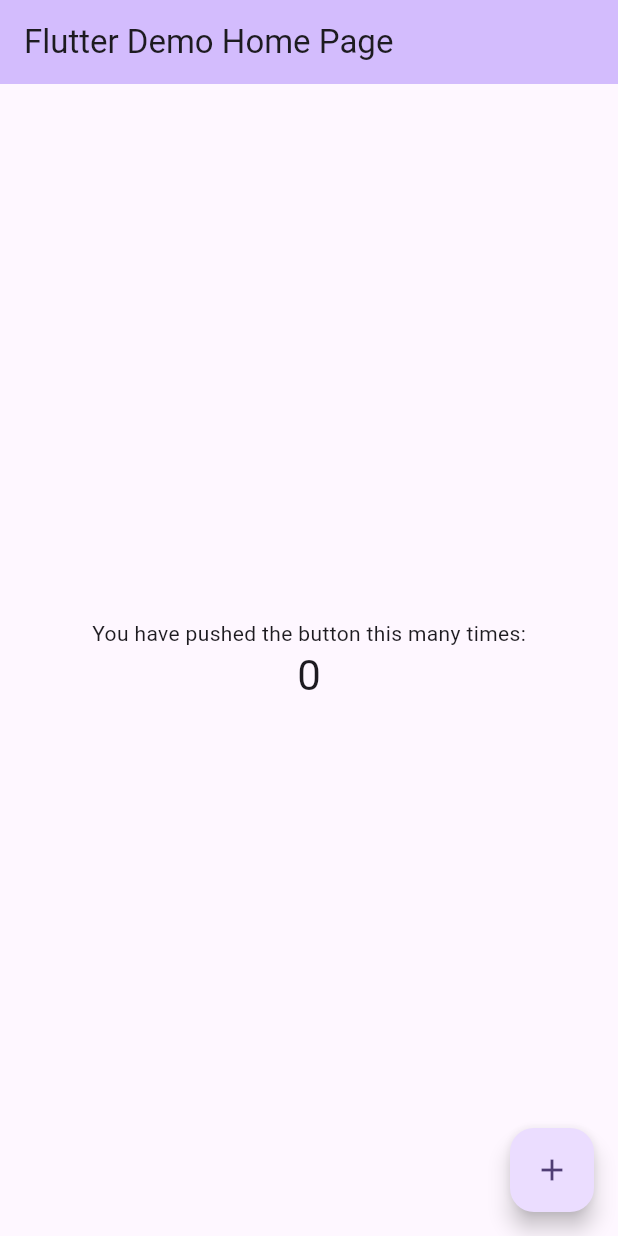
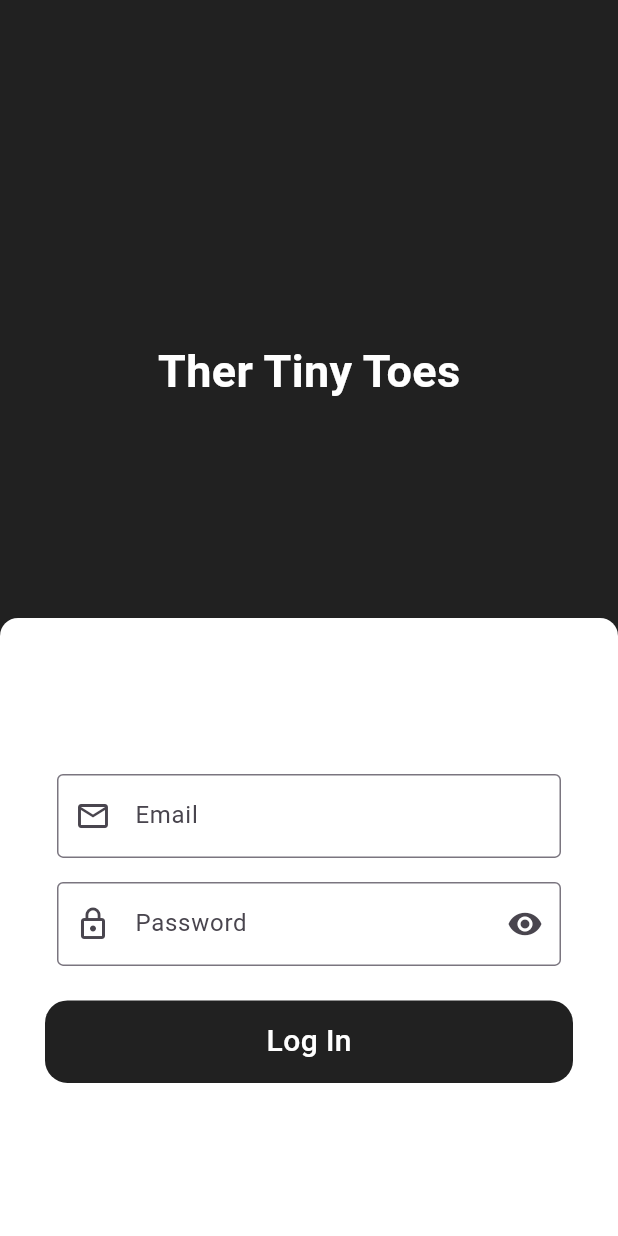
Before and after one commit to dilanranasinghe96/the-tiny-toes, a Flutter app: the screen it shows after launch, on a phone screen of 412 x 824 dp. Run offline on Flutter 3.47's test engine with Material 3 defaults, Android fonts, the phone set to English and light mode, and no system bars.

Commit message:
#2 created login page

```diff
--- /dev/null
+++ b/client/apps/tiny_toes/lib/custom-widgets/auth_background.dart
@@ -0,0 +1,58 @@
+import 'package:flutter/material.dart';
+import 'package:tiny_toes/custom-widgets/custom_text.dart';
+
+class AuthBackground extends StatelessWidget {
+  const AuthBackground({
+    super.key,
+    required this.size,
+    required this.content,
+  });
+
+  final Size size;
+  final Widget content;
+
+  @override
+  Widget build(BuildContext context) {
+    return SizedBox(
+      height: size.height,
+      width: size.width,
+      child: Stack(
+        children: [
+          Container(
+            height: size.height * 0.6,
+            width: size.width,
+            decoration: BoxDecoration(
+              color: Colors.grey.shade900,
+            ),
+            child: Align(
+              alignment: Alignment.center,
+              child: CustomText(
+                  text: 'Ther Tiny Toes',
+                  color: Colors.white,
+                  fsize: 30 ,
+                  fweight: FontWeight.bold),
+            ),
+          ),
+          Positioned(
+            top: size.height * 0.5,
+            child: Container(
+              width: size.width,
+              height: size.height,
+              decoration: const BoxDecoration(
+                color: Colors.white,
+                borderRadius: BorderRadius.only(
+                  topLeft: Radius.circular(12),
+                  topRight: Radius.circular(12),
+                ),
+              ),
+              child: Padding(
+                padding: const EdgeInsets.all(30.0),
+                child: content,
+              ),
+            ),
+          ),
+        ],
+      ),
+    );
+  }
+}
--- /dev/null
+++ b/client/apps/tiny_toes/lib/custom-widgets/custom_button.dart
@@ -0,0 +1,38 @@
+import 'package:flutter/material.dart';
+
+import 'custom_text.dart';
+
+class CustomButton extends StatelessWidget {
+  CustomButton(
+      {super.key,
+      required this.size,
+      required this.ontap,
+      required this.text,
+      required this.buttonColor,
+      required this.textColor});
+
+  final Size size;
+  VoidCallback ontap;
+  Color buttonColor;
+  Color textColor;
+  String text;
+
+  @override
+  Widget build(BuildContext context) {
+    return GestureDetector(
+      onTap: ontap,
+      child: Container(
+          width: size.width * 0.8,
+          height: 55,
+          decoration: BoxDecoration(
+              borderRadius: BorderRadius.circular(15), color: buttonColor),
+          child: Center(
+            child: CustomText(
+                color: textColor,
+                fsize: 20,
+                fweight: FontWeight.w500,
+                text: text),
+          )),
+    );
+  }
+}
--- /dev/null
+++ b/client/apps/tiny_toes/lib/custom-widgets/custom_text.dart
@@ -0,0 +1,21 @@
+import 'package:flutter/material.dart';
+
+class CustomText extends StatelessWidget {
+  CustomText(
+      {super.key,
+      required this.text,
+      required this.color,
+      required this.fsize,
+      required this.fweight});
+
+  String text;
+  Color color;
+  double fsize;
+  FontWeight fweight;
+
+  @override
+  Widget build(BuildContext context) {
+    return Text(text,
+        style: TextStyle(color: color, fontSize: fsize, fontWeight: fweight));
+  }
+}
--- /dev/null
+++ b/client/apps/tiny_toes/lib/custom-widgets/custom_textfield.dart
@@ -0,0 +1,46 @@
+import 'package:flutter/material.dart';
+
+class CustomTextField extends StatefulWidget {
+  CustomTextField(
+      {super.key,
+      this.isPassword = false,
+      required this.label,
+      required this.controller,
+      required this.prefix});
+  bool isPassword;
+  String label;
+  IconData prefix;
+  TextEditingController controller = TextEditingController();
+
+  @override
+  State<CustomTextField> createState() => _CustomTextFieldState();
+}
+
+class _CustomTextFieldState extends State<CustomTextField> {
+  bool isObscure = true;
+
+  @override
+  Widget build(BuildContext context) {
+    final size = MediaQuery.of(context).size;
+    return Padding(
+      padding: const EdgeInsets.all(8.0),
+      child: TextFormField(
+          controller: widget.controller,
+          obscureText: widget.isPassword == false ? !isObscure : isObscure,
+          decoration: InputDecoration(
+              border: const OutlineInputBorder(),
+              label: Text(widget.label),
+              prefixIcon: Icon(widget.prefix),
+              suffixIcon: widget.isPassword == true
+                  ? GestureDetector(
+                      onTap: () {
+                        setState(() {
+                          isObscure = !isObscure;
+                        });
+                      },
+                      child: Icon(
+                          isObscure ? Icons.visibility : Icons.visibility_off))
+                  : null)),
+    );
+  }
+}
--- a/client/apps/tiny_toes/lib/main.dart
+++ b/client/apps/tiny_toes/lib/main.dart
@@ -1,4 +1,5 @@
 import 'package:flutter/material.dart';
+import 'package:tiny_toes/screens/auth/login_page.dart';
 
 void main() {
   runApp(const MyApp());
@@ -13,113 +14,11 @@
     return MaterialApp(
       title: 'Flutter Demo',
       theme: ThemeData(
-        // This is the theme of your application.
-        //
-        // TRY THIS: Try running your application with "flutter run". You'll see
-        // the application has a purple toolbar. Then, without quitting the app,
-        // try changing the seedColor in the colorScheme below to Colors.green
-        // and then invoke "hot reload" (save your changes or press the "hot
-        // reload" button in a Flutter-supported IDE, or press "r" if you used
-        // the command line to start the app).
-        //
-        // Notice that the counter didn't reset back to zero; the application
-        // state is not lost during the reload. To reset the state, use hot
-        // restart instead.
-        //
-        // This works for code too, not just values: Most code changes can be
-        // tested with just a hot reload.
         colorScheme: ColorScheme.fromSeed(seedColor: Colors.deepPurple),
         useMaterial3: true,
       ),
-      home: const MyHomePage(title: 'Flutter Demo Home Page'),
+      debugShowCheckedModeBanner: false,
+      home: const LoginPage(),
     );
   }
 }
-
-class MyHomePage extends StatefulWidget {
-  const MyHomePage({super.key, required this.title});
-
-  // This widget is the home page of your application. It is stateful, meaning
-  // that it has a State object (defined below) that contains fields that affect
-  // how it looks.
-
-  // This class is the configuration for the state. It holds the values (in this
-  // case the title) provided by the parent (in this case the App widget) and
-  // used by the build method of the State. Fields in a Widget subclass are
-  // always marked "final".
-
-  final String title;
-
-  @override
-  State<MyHomePage> createState() => _MyHomePageState();
-}
-
-class _MyHomePageState extends State<MyHomePage> {
-  int _counter = 0;
-
-  void _incrementCounter() {
-    setState(() {
-      // This call to setState tells the Flutter framework that something has
-      // changed in this State, which causes it to rerun the build method below
-      // so that the display can reflect the updated values. If we changed
-      // _counter without calling setState(), then the build method would not be
-      // called again, and so nothing would appear to happen.
-      _counter++;
-    });
-  }
-
-  @override
-  Widget build(BuildContext context) {
-    // This method is rerun every time setState is called, for instance as done
-    // by the _incrementCounter method above.
-    //
-    // The Flutter framework has been optimized to make rerunning build methods
-    // fast, so that you can just rebuild anything that needs updating rather
-    // than having to individually change instances of widgets.
-    return Scaffold(
-      appBar: AppBar(
-        // TRY THIS: Try changing the color here to a specific color (to
-        // Colors.amber, perhaps?) and trigger a hot reload to see the AppBar
-        // change color while the other colors stay the same.
-        backgroundColor: Theme.of(context).colorScheme.inversePrimary,
-        // Here we take the value from the MyHomePage object that was created by
-        // the App.build method, and use it to set our appbar title.
-        title: Text(widget.title),
-      ),
-      body: Center(
-        // Center is a layout widget. It takes a single child and positions it
-        // in the middle of the parent.
-        child: Column(
-          // Column is also a layout widget. It takes a list of children and
-          // arranges them vertically. By default, it sizes itself to fit its
-          // children horizontally, and tries to be as tall as its parent.
-          //
-          // Column has various properties to control how it sizes itself and
-          // how it positions its children. Here we use mainAxisAlignment to
-          // center the children vertically; the main axis here is the vertical
-          // axis because Columns are vertical (the cross axis would be
-          // horizontal).
-          //
-          // TRY THIS: Invoke "debug painting" (choose the "Toggle Debug Paint"
-          // action in the IDE, or press "p" in the console), to see the
-          // wireframe for each widget.
-          mainAxisAlignment: MainAxisAlignment.center,
-          children: <Widget>[
-            const Text(
-              'You have pushed the button this many times:',
-            ),
-            Text(
-              '$_counter',
-              style: Theme.of(context).textTheme.headlineMedium,
-            ),
-          ],
-        ),
-      ),
-      floatingActionButton: FloatingActionButton(
-        onPressed: _incrementCounter,
-        tooltip: 'Increment',
-        child: const Icon(Icons.add),
-      ), // This trailing comma makes auto-formatting nicer for build methods.
-    );
-  }
-}
--- /dev/null
+++ b/client/apps/tiny_toes/lib/screens/auth/login_page.dart
@@ -0,0 +1,55 @@
+import 'package:flutter/material.dart';
+import 'package:tiny_toes/custom-widgets/auth_background.dart';
+
+import '../../custom-widgets/custom_button.dart';
+import '../../custom-widgets/custom_textfield.dart';
+
+class LoginPage extends StatefulWidget {
+  const LoginPage({super.key});
+
+  @override
+  State<LoginPage> createState() => _LoginPageState();
+}
+
+class _LoginPageState extends State<LoginPage> {
+  final TextEditingController emailController = TextEditingController();
+  final TextEditingController passwordController = TextEditingController();
+  @override
+  Widget build(BuildContext context) {
+    final size = MediaQuery.of(context).size;
+
+    return SafeArea(
+      child: Scaffold(
+          body: AuthBackground(
+        size: size,
+        content: ListView(
+          children: [
+            SizedBox(height: size.height * 0.08),
+            CustomTextField(
+              isPassword: false,
+              label: 'Email',
+              controller: emailController,
+              prefix: Icons.email_outlined,
+            ),
+            CustomTextField(
+              label: "Password",
+              controller: passwordController,
+              prefix: Icons.lock_outline,
+              isPassword: true,
+            ),
+            const SizedBox(
+              height: 15,
+            ),
+            CustomButton(
+              size: size,
+              ontap: () {},
+              text: "Log In",
+              buttonColor: Colors.grey.shade900,
+              textColor: Colors.white,
+            ),
+          ],
+        ),
+      )),
+    );
+  }
+}
--- a/client/apps/tiny_toes/pubspec.yaml
+++ b/client/apps/tiny_toes/pubspec.yaml
@@ -35,6 +35,7 @@ dependencies:
   # The following adds the Cupertino Icons font to your application.
   # Use with the CupertinoIcons class for iOS style icons.
   cupertino_icons: ^1.0.8
+  provider: ^6.1.2
 
 dev_dependencies:
   flutter_test:
```
Also changed, not shown: client/apps/tiny_toes/pubspec.lock, 1 other file.
